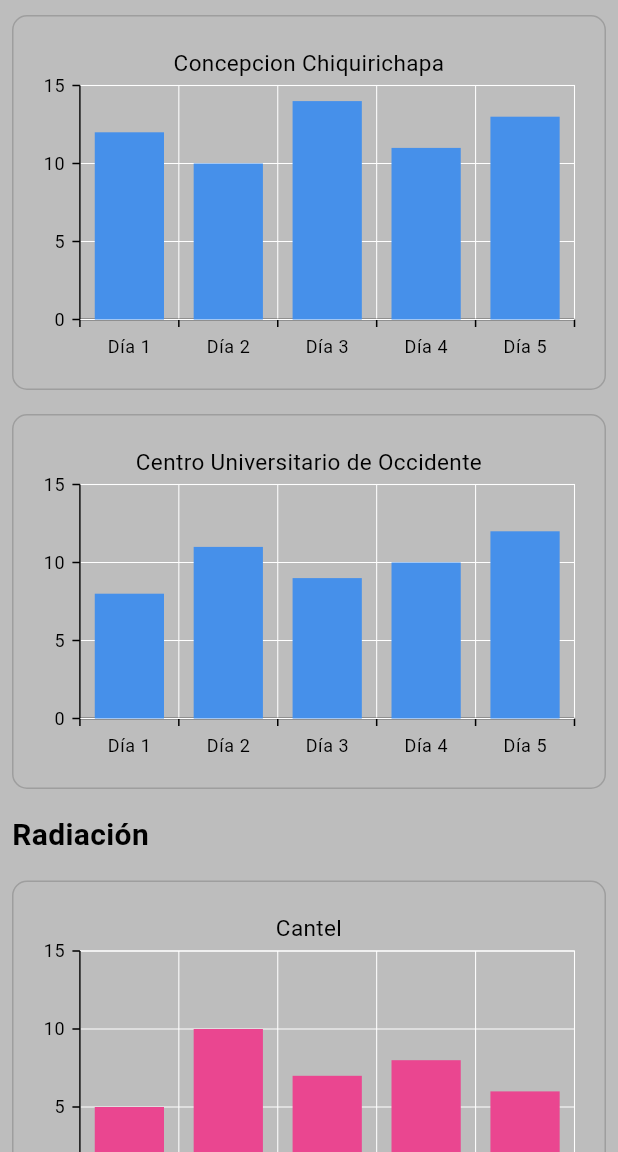
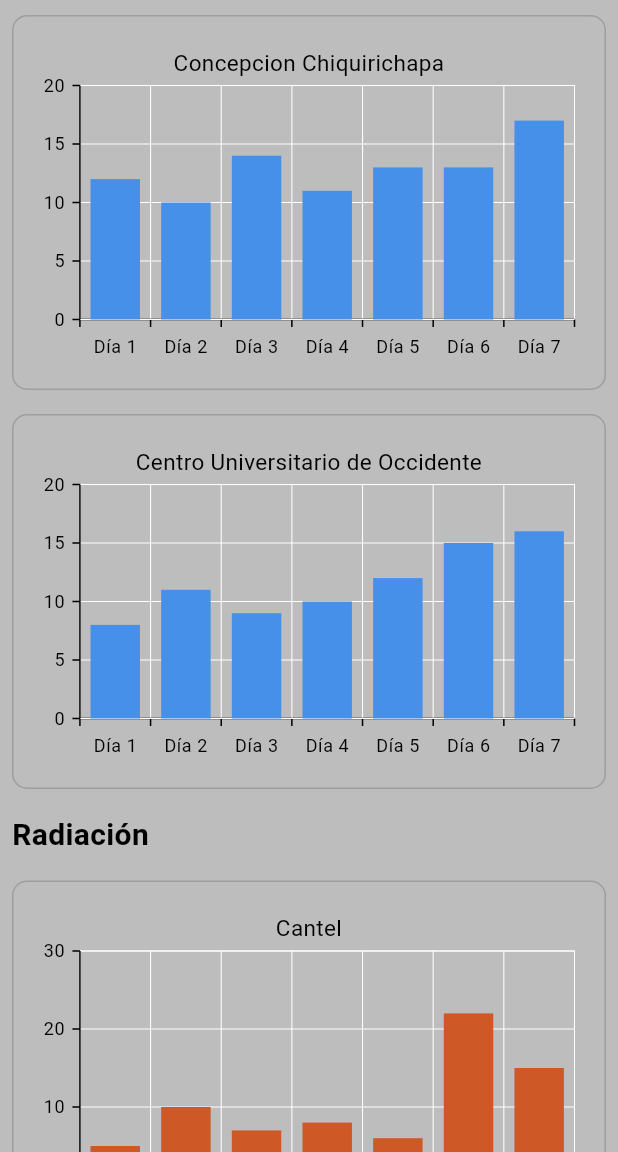
Before and after one commit to MarianoFrancisco/Weather-Station, a Flutter app: the GraphicReport screen opened directly, scrolled down 1152 dp, on a phone screen of 412 x 824 dp, the part 84-1236 px from its top. Run offline on Flutter 3.47's test engine with Material 3 defaults, Android fonts, the light colour scheme and no system bars; our stand-ins replace fl_chart, shared_preferences, syncfusion_flutter_charts, syncfusion_flutter_gauges; accounts and stored records are empty.

Commit message:
Add visual info

```diff
--- a/app/lib/pages/graphic/body.dart
+++ b/app/lib/pages/graphic/body.dart
@@ -8,21 +8,21 @@ class GraphicReportBody extends StatelessWidget {
   @override
   Widget build(BuildContext context) {
     final List<TemperatureData> temperatureDataList = [
-      TemperatureData('Cantel', [17, 19, 15, 21, 18]),
-      TemperatureData('Concepcion Chiquirichapa', [17, 19, 15, 21, 18]),
-      TemperatureData('Centro Universitario de Occidente', [23, 25, 28, 22, 26]),
+      TemperatureData('Cantel', [17, 19, 15, 21, 18, 12, 26]),
+      TemperatureData('Concepcion Chiquirichapa', [17, 19, 15, 21, 18, 15, 12]),
+      TemperatureData('Centro Universitario de Occidente', [23, 25, 28, 22, 26, 15, 9]),
     ];
 
     final List<TemperatureData> humidityDataList = [
-      TemperatureData('Cantel', [10, 15, 8, 12, 9]),
-      TemperatureData('Concepcion Chiquirichapa', [12, 10, 14, 11, 13]),
-      TemperatureData('Centro Universitario de Occidente', [8, 11, 9, 10, 12]),
+      TemperatureData('Cantel', [10, 15, 8, 12, 9, 12, 30]),
+      TemperatureData('Concepcion Chiquirichapa', [12, 10, 14, 11, 13, 13, 17]),
+      TemperatureData('Centro Universitario de Occidente', [8, 11, 9, 10, 12, 15, 16]),
     ];
 
     final List<TemperatureData> radiationDataList = [
-      TemperatureData('Cantel', [5, 10, 7, 8, 6]),
-      TemperatureData('Concepcion Chiquirichapa', [6, 8, 5, 7, 9]),
-      TemperatureData('Centro Universitario de Occidente', [4, 7, 6, 5, 8]),
+      TemperatureData('Cantel', [5, 10, 7, 8, 6, 22, 15]),
+      TemperatureData('Concepcion Chiquirichapa', [6, 8, 5, 7, 9, 12, 25]),
+      TemperatureData('Centro Universitario de Occidente', [4, 7, 6, 5, 8, 12, 15]),
     ];
 
     return ListView(
@@ -70,6 +70,7 @@ class GraphicReportBody extends StatelessWidget {
             primaryXAxis: CategoryAxis(),
             title: ChartTitle(text: data.location),
             legend: Legend(isVisible: false),
+            tooltipBehavior: TooltipBehavior(enable: true),
             series: <ChartSeries>[
               ColumnSeries<Map<String, dynamic>, String>(
                 dataSource: chartData,
@@ -106,6 +107,7 @@ class GraphicReportBody extends StatelessWidget {
               primaryXAxis: CategoryAxis(),
               title: ChartTitle(text: data.location),
               legend: Legend(isVisible: false),
+              tooltipBehavior: TooltipBehavior(enable: true),
               series: <ChartSeries>[
                 ColumnSeries<Map<String, dynamic>, String>(
                   dataSource: chartData,
@@ -143,13 +145,14 @@ class GraphicReportBody extends StatelessWidget {
               primaryXAxis: CategoryAxis(),
               title: ChartTitle(text: data.location),
               legend: Legend(isVisible: false),
+              tooltipBehavior: TooltipBehavior(enable: true),
               series: <ChartSeries>[
                 ColumnSeries<Map<String, dynamic>, String>(
                   dataSource: chartData,
                   xValueMapper: (datum, _) => datum['x'] as String,
                   yValueMapper: (datum, _) => datum['y'] as double,
                   name: 'Radiación',
-                  color: Color.fromARGB(255, 234, 70, 144),
+                  color: Color.fromARGB(255, 207, 89, 38),
                 )
               ],
             ),
```
